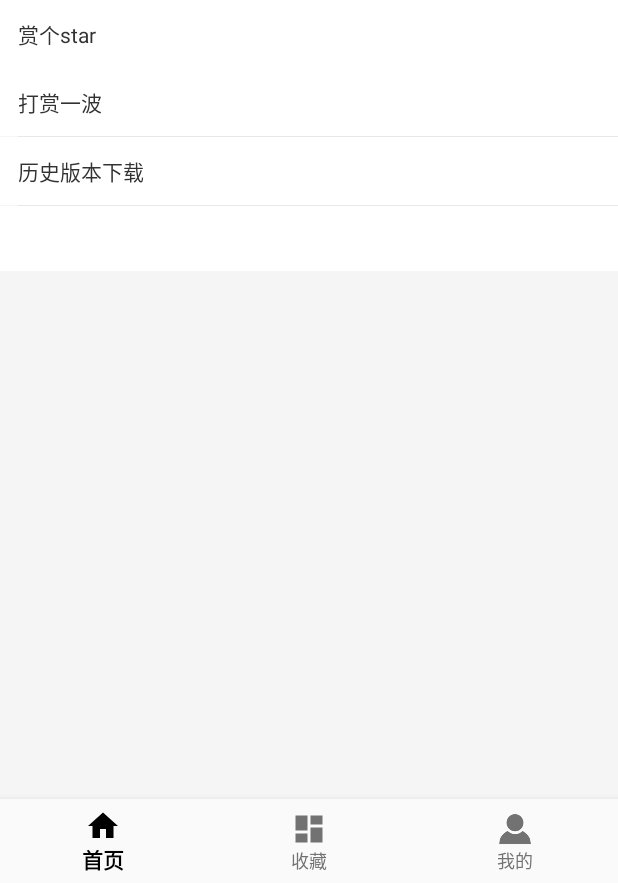
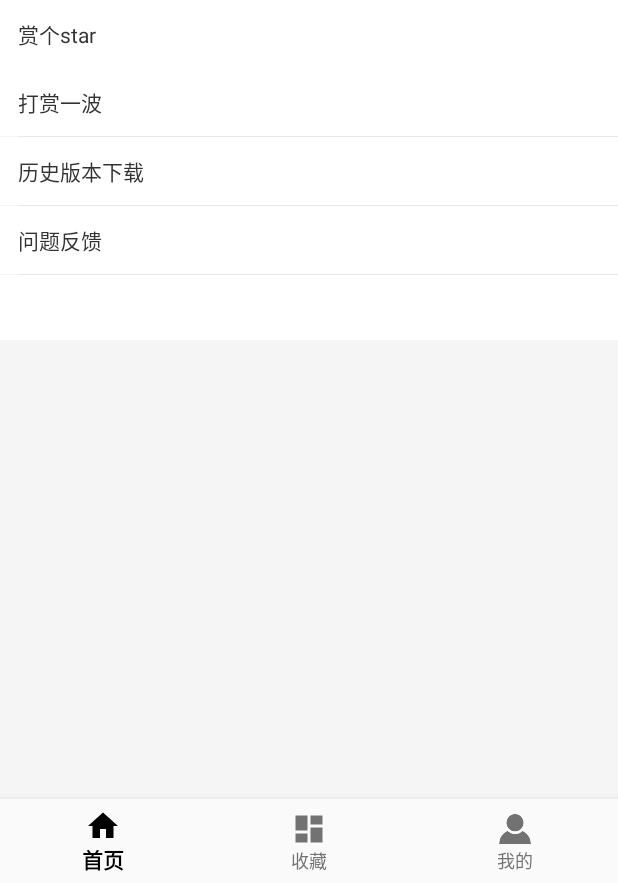
Before and after one commit to vicedev/ZY-Player-Android, an Android app: the fragment MineFragment placed in its activity, on a phone screen of 412 x 824 dp, the part 353-1236 px from its top. Run offline under Robolectric (Android 15) with nearby library versions, the phone set to English and light mode, and no system bars; libraries missing offline, so code that uses them is left out: com.blankj.utilcode, com.lxj.xpopup, com.wuhenzhizao.titlebar; plain views replace CommonTitleBar; 6 statements that could not run were skipped.

Commit message:
1.支持视频外部播放 2.问题反馈

```diff
--- a/app/src/main/java/com/vicedev/zy_player_android/sources/BaseSource.kt
+++ b/app/src/main/java/com/vicedev/zy_player_android/sources/BaseSource.kt
@@ -1,7 +1,7 @@
 package com.vicedev.zy_player_android.sources
 
 import com.lzy.okgo.OkGo
-import com.vicedev.zy_player_android.common.canPlayInAppUrl
+import com.vicedev.zy_player_android.common.isVideoUrl
 import com.vicedev.zy_player_android.sources.bean.*
 import com.vicedev.zy_player_android.utils.Utils
 import org.json.JSONArray
@@ -163,7 +163,7 @@ abstract class BaseSource {
                         }?.toMutableList() as ArrayList<Video>? ?: arrayListOf()
                     if (list.size > 0) {
                         videoList = list
-                        if (list[0].playUrl.canPlayInAppUrl()) {
+                        if (list[0].playUrl.isVideoUrl()) {
                             //优先获取应用内播放的资源
                             break
                         }
--- a/app/src/main/java/com/vicedev/zy_player_android/ui/mine/MineFragment.kt
+++ b/app/src/main/java/com/vicedev/zy_player_android/ui/mine/MineFragment.kt
@@ -52,5 +52,9 @@ class MineFragment : BaseFragment() {
                     })
                 .show()
         }
+        //问题反馈
+        tvFeedback.setOnClickListener {
+            Utils.openBrowser(requireActivity(), "https://support.qq.com/product/281859")
+        }
     }
 }
--- a/app/src/main/res/layout/fragment_mine.xml
+++ b/app/src/main/res/layout/fragment_mine.xml
@@ -71,6 +71,20 @@
         android:layout_marginLeft="12dp" />
 
     <TextView
+        android:id="@+id/tvFeedback"
+        android:layout_width="match_parent"
+        android:layout_height="wrap_content"
+        android:background="#ffffff"
+        android:padding="12dp"
+        android:text="问题反馈"
+        android:textColor="@color/normalFontColor"
+        android:textSize="14sp" />
+
+    <View
+        style="@style/Divider"
+        android:layout_marginLeft="12dp" />
+
+    <TextView
         android:id="@+id/tvVersion"
         android:layout_width="match_parent"
         android:layout_height="wrap_content"
```
Also changed, not shown: app/src/main/java/com/vicedev/zy_player_android/common/Common.kt (+10 -3 lines), app/src/main/java/com/vicedev/zy_player_android/ui/detail/DetailFragment.kt (+16 -15 lines), app/src/main/res/layout/fragment_detail.xml (+10 -10 lines).
